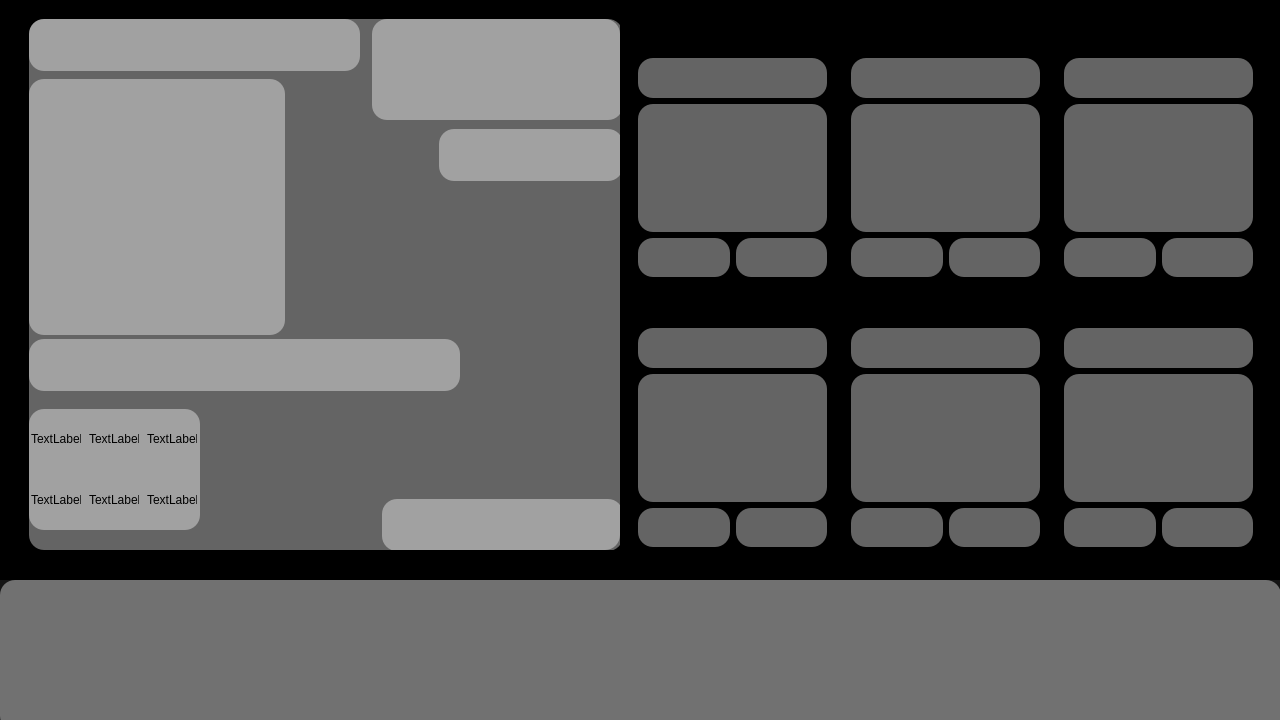
LLIJIYAPNIK/WeatherAPP-SERGG, file main.ui: the form before one commit.
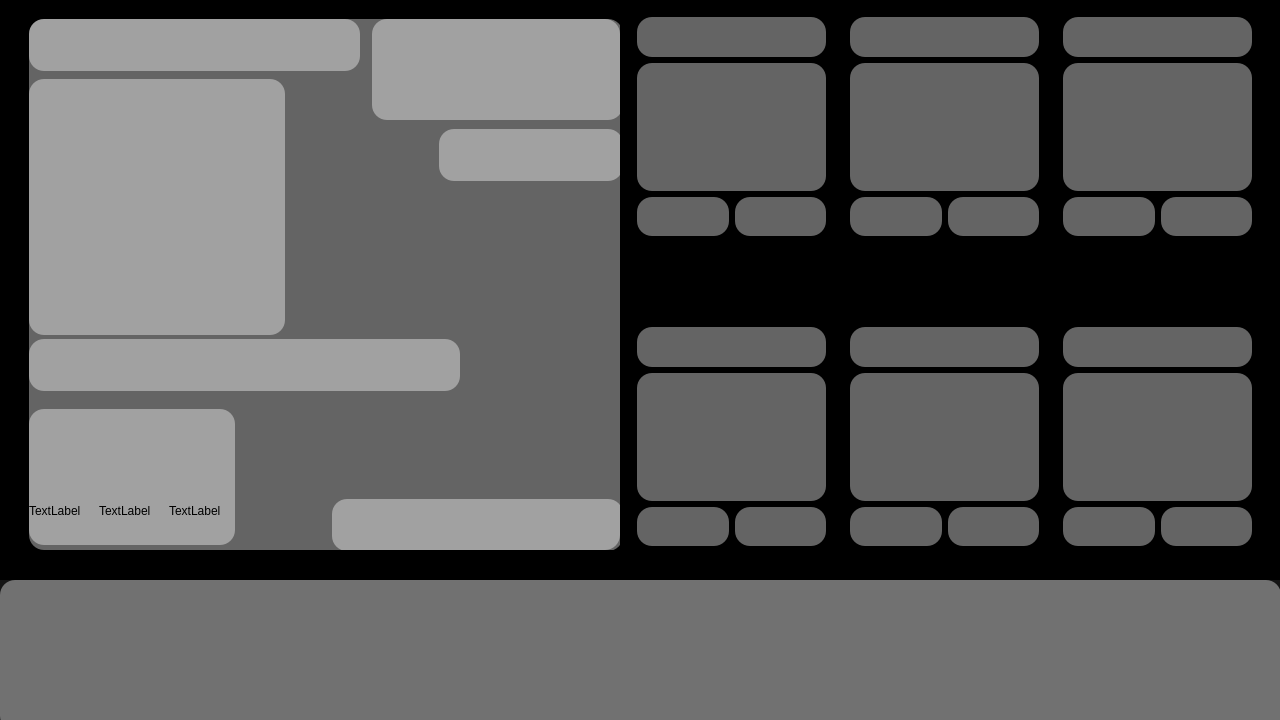
The form after the commit. Icons and pictures are not drawn.

```diff
--- a/main.ui
+++ b/main.ui
@@ -79,6 +79,9 @@
         <height>241</height>
        </rect>
       </property>
+      <property name="styleSheet">
+       <string notr="true">border: none;</string>
+      </property>
       <property name="verticalScrollBarPolicy">
        <enum>Qt::ScrollBarAlwaysOff</enum>
       </property>
@@ -1119,11 +1122,14 @@
       <property name="geometry">
        <rect>
         <x>620</x>
-        <y>40</y>
+        <y>0</y>
         <width>641</width>
         <height>241</height>
        </rect>
       </property>
+      <property name="styleSheet">
+       <string notr="true">border: none;</string>
+      </property>
       <property name="verticalScrollBarPolicy">
        <enum>Qt::ScrollBarAlwaysOff</enum>
       </property>
@@ -2251,9 +2257,9 @@
       <widget class="QLabel" name="date">
        <property name="geometry">
         <rect>
-         <x>353</x>
+         <x>303</x>
          <y>480</y>
-         <width>241</width>
+         <width>291</width>
          <height>52</height>
         </rect>
        </property>
@@ -2266,8 +2272,8 @@
         <rect>
          <x>0</x>
          <y>390</y>
-         <width>171</width>
-         <height>121</height>
+         <width>206</width>
+         <height>136</height>
         </rect>
        </property>
        <layout class="QGridLayout" name="gridLayout_21">
@@ -2275,14 +2281,14 @@
          <widget class="QLabel" name="label">
           <property name="minimumSize">
            <size>
-            <width>50</width>
-            <height>50</height>
+            <width>64</width>
+            <height>64</height>
            </size>
           </property>
           <property name="maximumSize">
            <size>
-            <width>50</width>
-            <height>50</height>
+            <width>64</width>
+            <height>64</height>
            </size>
           </property>
           <property name="styleSheet">
@@ -2290,7 +2296,10 @@
 border-radius: 5px;</string>
           </property>
           <property name="text">
-           <string>TextLabel</string>
+           <string/>
+          </property>
+          <property name="pixmap">
+           <pixmap>icons/free-icon-wind-2011448.png</pixmap>
           </property>
          </widget>
         </item>
@@ -2298,14 +2307,14 @@
          <widget class="QLabel" name="label_5">
           <property name="minimumSize">
            <size>
-            <width>50</width>
-            <height>50</height>
+            <width>64</width>
+            <height>64</height>
            </size>
           </property>
           <property name="maximumSize">
            <size>
-            <width>50</width>
-            <height>50</height>
+            <width>64</width>
+            <height>64</height>
            </size>
           </property>
           <property name="styleSheet">
@@ -2321,14 +2330,14 @@
          <widget class="QLabel" name="label_2">
           <property name="minimumSize">
            <size>
-            <width>50</width>
-            <height>50</height>
+            <width>64</width>
+            <height>64</height>
            </size>
           </property>
           <property name="maximumSize">
            <size>
-            <width>50</width>
-            <height>50</height>
+            <width>64</width>
+            <height>64</height>
            </size>
           </property>
           <property name="styleSheet">
@@ -2336,7 +2345,10 @@
 border-radius: 5px;</string>
           </property>
           <property name="text">
-           <string>TextLabel</string>
+           <string/>
+          </property>
+          <property name="pixmap">
+           <pixmap>icons/free-icon-barometer-3093409.png</pixmap>
           </property>
          </widget>
         </item>
@@ -2344,14 +2356,14 @@
          <widget class="QLabel" name="label_4">
           <property name="minimumSize">
            <size>
-            <width>50</width>
-            <height>50</height>
+            <width>64</width>
+            <height>64</height>
            </size>
           </property>
           <property name="maximumSize">
            <size>
-            <width>50</width>
-            <height>50</height>
+            <width>64</width>
+            <height>64</height>
            </size>
           </property>
           <property name="styleSheet">
@@ -2367,14 +2379,14 @@
          <widget class="QLabel" name="label_6">
           <property name="minimumSize">
            <size>
-            <width>50</width>
-            <height>50</height>
+            <width>64</width>
+            <height>64</height>
            </size>
           </property>
           <property name="maximumSize">
            <size>
-            <width>50</width>
-            <height>50</height>
+            <width>64</width>
+            <height>64</height>
            </size>
           </property>
           <property name="styleSheet">
@@ -2390,14 +2402,14 @@
          <widget class="QLabel" name="label_3">
           <property name="minimumSize">
            <size>
-            <width>50</width>
-            <height>50</height>
+            <width>64</width>
+            <height>64</height>
            </size>
           </property>
           <property name="maximumSize">
            <size>
-            <width>50</width>
-            <height>50</height>
+            <width>64</width>
+            <height>64</height>
            </size>
           </property>
           <property name="styleSheet">
@@ -2405,7 +2417,10 @@
 border-radius: 5px;</string>
           </property>
           <property name="text">
-           <string>TextLabel</string>
+           <string/>
+          </property>
+          <property name="pixmap">
+           <pixmap>icons/free-icon-humidity-1975551.png</pixmap>
           </property>
          </widget>
         </item>
```
Left out of the diff: 100 changed lines with no effect on the pictures.
